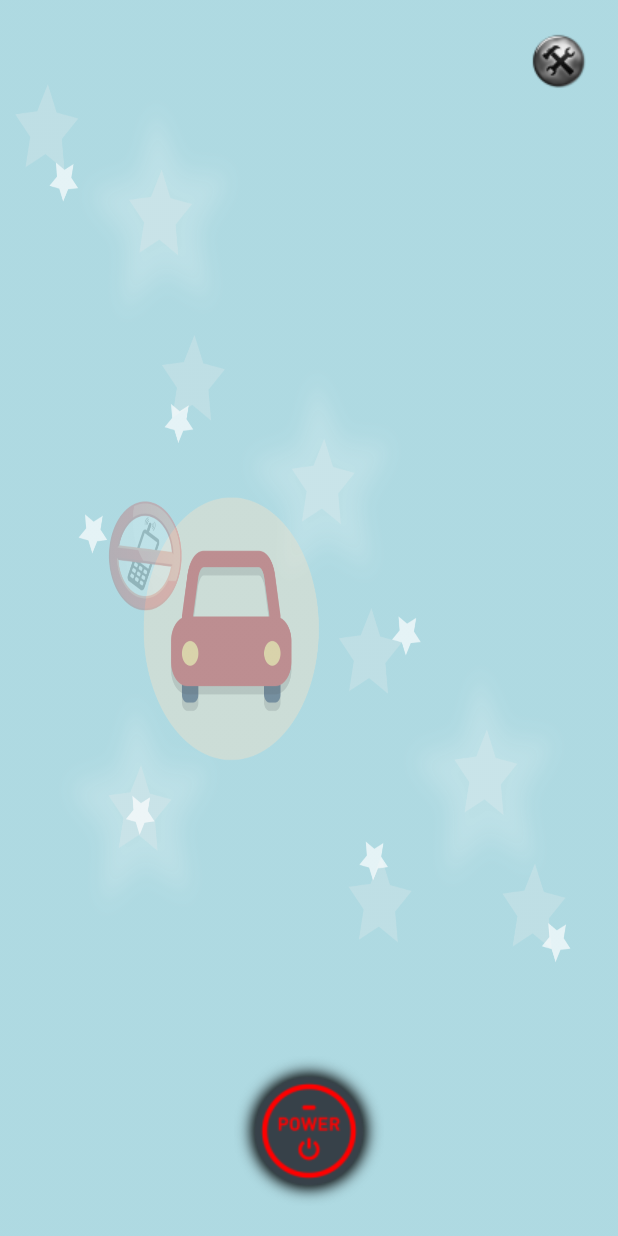
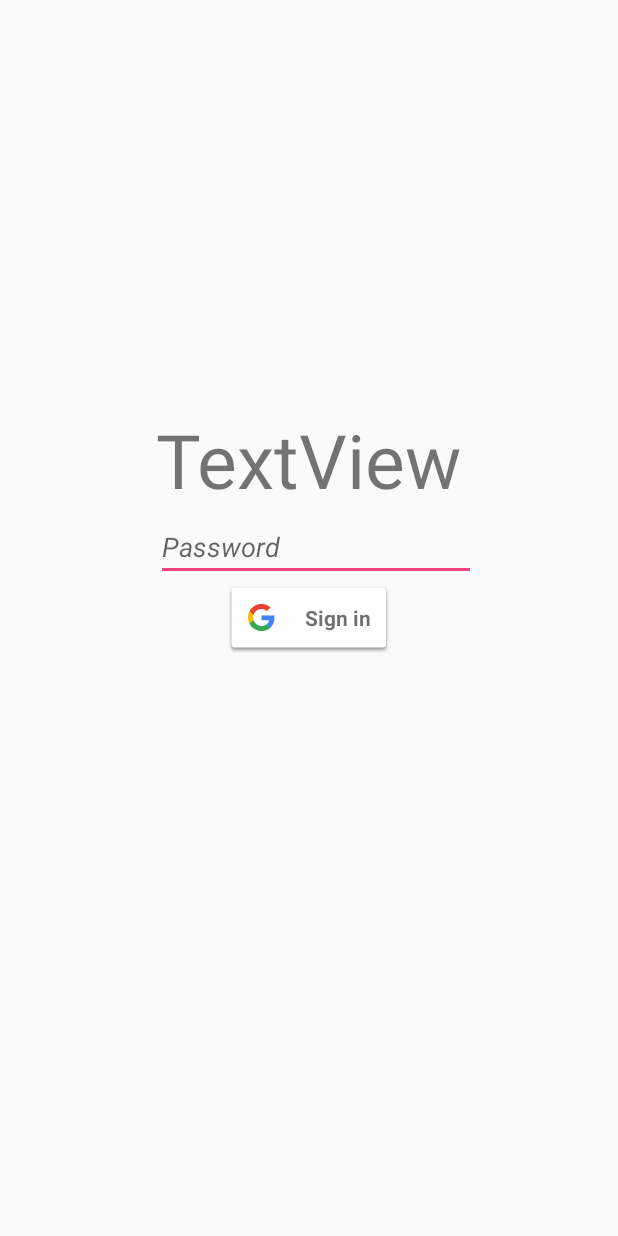
Before and after one commit to Yeowsl0831/DontTouchMeWhileDriving, an Android app: the screen it shows after launch (MainActivity before the commit, GoogleSignInActivity after it), on a phone screen of 412 x 824 dp. Run offline under Robolectric (Android 15) with nearby library versions, the phone set to English and light mode, and no system bars.

Commit message:
google sign in phase still in progress

```diff
--- a/app/build.gradle
+++ b/app/build.gradle
@@ -28,4 +28,8 @@ dependencies {
     implementation files('libs/activation.jar')
     implementation files('libs/additionnal.jar')
     implementation files('libs/mail.jar')
+    compile 'com.google.firebase:firebase-core:11.8.0'
+    compile 'com.google.android.gms:play-services-auth:11.8.0'
 }
+
+apply plugin: 'com.google.gms.google-services'
--- a/app/src/main/AndroidManifest.xml
+++ b/app/src/main/AndroidManifest.xml
@@ -19,11 +19,7 @@
         android:theme="@style/LockScreenTheme">
         <activity android:name=".MainActivity"
                   android:screenOrientation="portrait">
-            <intent-filter>
-                <action android:name="android.intent.action.MAIN" />
 
-                <category android:name="android.intent.category.LAUNCHER" />
-            </intent-filter>
         </activity>
 
         <activity android:name=".SettingActivity"
@@ -35,6 +31,15 @@
 
         </activity>
 
+        <activity android:name=".GoogleSignInActivity"
+                  android:screenOrientation="portrait">
+            <intent-filter>
+                <action android:name="android.intent.action.MAIN" />
+
+                <category android:name="android.intent.category.LAUNCHER" />
+            </intent-filter>
+        </activity>
+
         <service android:name=".ServiceManager"></service>
     </application>
 
--- /dev/null
+++ b/app/src/main/java/com/example/prn763/donttouchmewhiledriving/GoogleSignInActivity.java
@@ -0,0 +1,101 @@
+package com.example.prn763.donttouchmewhiledriving;
+
+import android.content.Intent;
+import android.os.Bundle;
+import android.support.annotation.NonNull;
+import android.support.annotation.Nullable;
+import android.support.v7.app.AppCompatActivity;
+import android.util.Log;
+import android.view.View;
+import android.widget.TextView;
+
+import com.google.android.gms.auth.api.Auth;
+import com.google.android.gms.auth.api.signin.GoogleSignIn;
+import com.google.android.gms.auth.api.signin.GoogleSignInAccount;
+import com.google.android.gms.auth.api.signin.GoogleSignInOptions;
+import com.google.android.gms.auth.api.signin.GoogleSignInResult;
+import com.google.android.gms.common.ConnectionResult;
+import com.google.android.gms.common.SignInButton;
+import com.google.android.gms.common.api.GoogleApiClient;
+
+import org.w3c.dom.Text;
+
+
+/**
+ * Created by PRN763 on 2/13/2018.
+ */
+
+public class GoogleSignInActivity extends AppCompatActivity {
+    private final static String TAG =  "GoogleSignInActivity";
+    private SignInButton mGoogleSinginButton;
+    private final static int RC_SIGN_IN = 2;
+    private GoogleApiClient mGoogleSignInClient;
+    private TextView mUserNameTextView;
+    @Override
+    protected void onCreate(@Nullable Bundle savedInstanceState) {
+        super.onCreate(savedInstanceState);
+        setContentView(R.layout.google_signin_activity);
+        mGoogleSinginButton = findViewById(R.id.signinButton);
+        mUserNameTextView = findViewById(R.id.userNameTextView);
+
+        // Configure sign-in to request the user's ID, email address, and basic
+        // profile. ID and basic profile are included in DEFAULT_SIGN_IN.
+        GoogleSignInOptions gso = new GoogleSignInOptions.Builder(GoogleSignInOptions.DEFAULT_SIGN_IN)
+                                      .requestEmail()
+                                        .build();
+
+        mGoogleSignInClient = new GoogleApiClient.Builder(this)
+                                  .enableAutoManage(this, new GoogleApiClient.OnConnectionFailedListener() {
+                                        @Override
+                                        public void onConnectionFailed(@NonNull ConnectionResult connectionResult) {
+                                            //to do
+                                        }
+                                    })
+                                  .addApi(Auth.GOOGLE_SIGN_IN_API, gso)
+                                  .build();
+
+        View.OnClickListener signinListener = new View.OnClickListener() {
+            @Override
+            public void onClick(View v) {
+
+            }
+        };
+        mGoogleSinginButton.setOnClickListener(signinListener);
+    }
+
+    @Override
+    protected void onStart() {
+        super.onStart();
+
+        // Check for existing Google Sign In account, if the user is already signed in
+        // the GoogleSignInAccount will be non-null.
+        GoogleSignInAccount account = GoogleSignIn.getLastSignedInAccount(this);
+
+        if(account != null){
+            mUserNameTextView.setText(account.getDisplayName());
+        }else{
+            signIn();
+        }
+
+
+    }
+
+    private void signIn() {
+        Intent signInIntent = Auth.GoogleSignInApi.getSignInIntent(mGoogleSignInClient);
+        startActivityForResult(signInIntent, RC_SIGN_IN);
+    }
+
+    @Override
+    public void onActivityResult(int requestCode, int resultCode, Intent data) {
+        super.onActivityResult(requestCode, resultCode, data);
+        if (requestCode == RC_SIGN_IN) {
+            GoogleSignInResult result = Auth.GoogleSignInApi.getSignInResultFromIntent(data);
+            if(result.isSuccess()){
+                GoogleSignInAccount account = result.getSignInAccount();
+                Log.d(TAG,"Email:"+account.getEmail());
+            }else{
+                //handle failure signin
+            }
+        }
+    }
+}
--- a/app/src/main/java/com/example/prn763/donttouchmewhiledriving/LockScreenActivity.java
+++ b/app/src/main/java/com/example/prn763/donttouchmewhiledriving/LockScreenActivity.java
@@ -71,4 +71,5 @@ public class LockScreenActivity extends AppCompatActivity {
         intent.putExtra("speed", speed);
         LocalBroadcastManager.getInstance(this).sendBroadcast(intent);
     }
+
 }
--- /dev/null
+++ b/app/src/main/res/layout/google_signin_activity.xml
@@ -0,0 +1,34 @@
+<?xml version="1.0" encoding="utf-8"?>
+<RelativeLayout
+    xmlns:android="http://schemas.android.com/apk/res/android" android:layout_width="match_parent"
+    android:layout_height="match_parent">
+
+    <com.google.android.gms.common.SignInButton
+        android:id="@+id/signinButton"
+        android:layout_width="wrap_content"
+        android:layout_height="wrap_content"
+        android:layout_centerInParent="true"/>
+
+    <TextView
+        android:id="@+id/userNameTextView"
+        android:layout_width="wrap_content"
+        android:layout_height="wrap_content"
+        android:layout_above="@+id/signinButton"
+        android:layout_centerHorizontal="true"
+        android:layout_marginBottom="47dp"
+        android:text="TextView"
+        android:textSize="50dp" />
+
+    <EditText
+        android:id="@+id/editText"
+        android:layout_width="wrap_content"
+        android:layout_height="wrap_content"
+        android:textStyle="italic"
+        android:layout_above="@+id/signinButton"
+        android:layout_alignLeft="@+id/userNameTextView"
+        android:layout_alignStart="@+id/userNameTextView"
+        android:ems="10"
+        android:hint="Password"
+        android:inputType="textPassword" />
+
+</RelativeLayout>
--- a/build.gradle
+++ b/build.gradle
@@ -8,6 +8,7 @@ buildscript {
     }
     dependencies {
         classpath 'com.android.tools.build:gradle:3.0.1'
+        classpath 'com.google.gms:google-services:3.2.0'
 
 
         // NOTE: Do not place your application dependencies here; they belong
```
Also changed, not shown: 64 other files.
